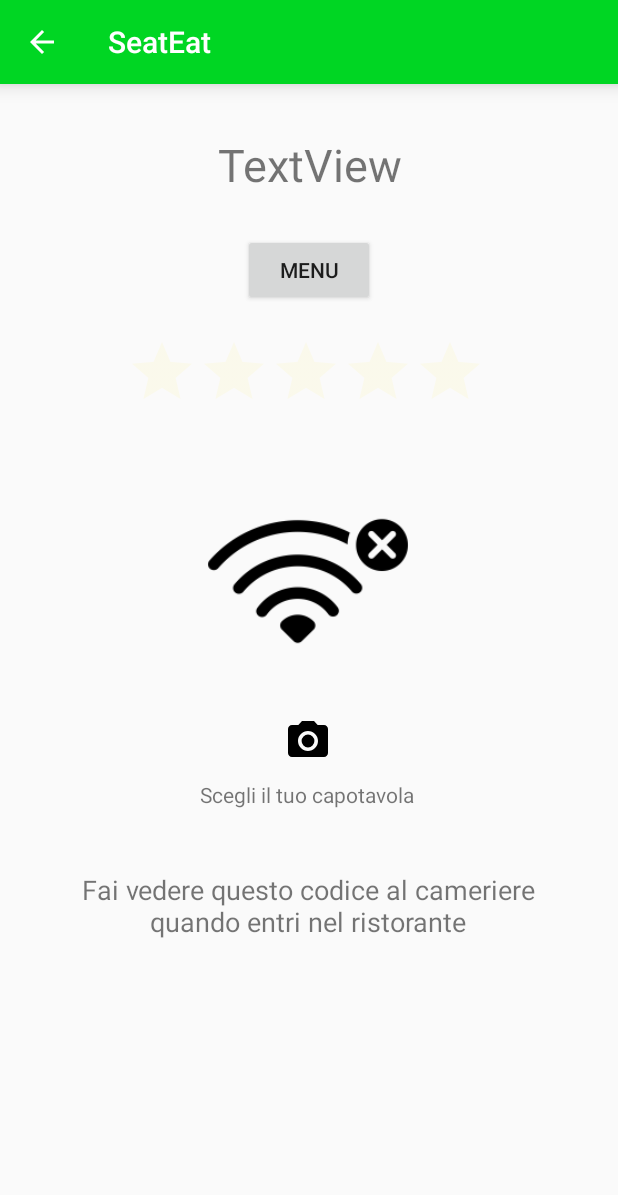
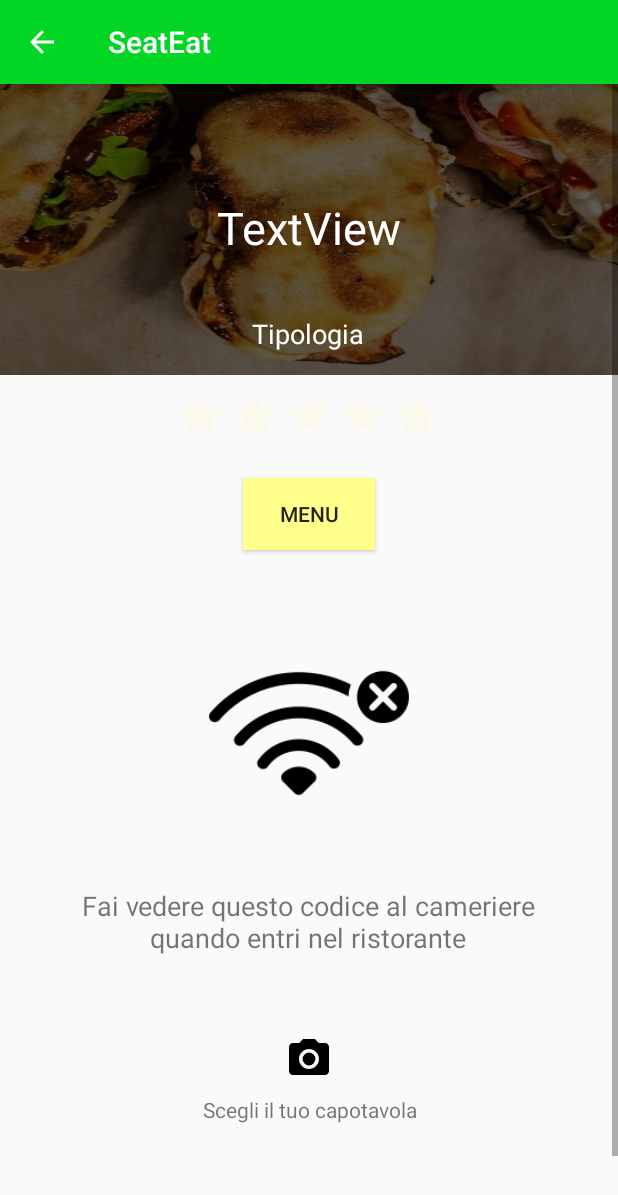
Before and after one commit to kimbbo96/SeatEat, an Android app: the res_detail screen opened directly, with no data from a screen before it, on a phone screen of 412 x 824 dp. Shown: the top 1195 px of the screen. Run offline under Robolectric (Android 15) with nearby library versions, the phone set to English and light mode, and no system bars; pictures from the network do not load; 6 statements that could not run were skipped.

Commit message:
improved restaurant detail view

```diff
--- a/app/build.gradle
+++ b/app/build.gradle
@@ -35,4 +35,6 @@ dependencies {
     implementation 'com.github.bumptech.glide:glide:4.9.0'
     annotationProcessor 'com.github.bumptech.glide:compiler:4.9.0'
     implementation 'org.json:json:20090211'
+    implementation 'android.arch.navigation:navigation-fragment:1.0.0'
+    implementation 'android.arch.navigation:navigation-ui:1.0.0'
 }
--- a/app/src/main/java/com/example/myapplication/res_detail.java
+++ b/app/src/main/java/com/example/myapplication/res_detail.java
@@ -16,6 +16,8 @@ import com.bumptech.glide.RequestBuilder;
 import com.bumptech.glide.signature.ObjectKey;
 import com.example.myapplication.db_obj.Restaurant;
 
+import java.lang.reflect.Field;
+
 public class res_detail extends AppCompatActivity {
 
     @Override
@@ -29,18 +31,23 @@ public class res_detail extends AppCompatActivity {
         final Restaurant rist = (Restaurant) getIntent().getSerializableExtra("Restaurant");
         System.out.println(rist.getRESTAURANT_TITLE());
         TextView nome_res = findViewById(R.id.res_name);
+        nome_res.setText(rist.getRESTAURANT_TITLE());
 
-        Button button = findViewById(R.id.menu_button);
-         button.setOnClickListener(new View.OnClickListener() {
-             public void onClick(View v) {
-                 System.out.println("hai clikkato MENU");
-                 Intent intent = new Intent(res_detail.this,food_rest.class);
-                 intent.putExtra("Restaurant",rist); // passo l'oggetto ristornate
-                 startActivity(intent);
-             }
-         });
+        TextView tipo_res = findViewById(R.id.res_type);
+        tipo_res.setText(rist.getRESTAURANT_TYPOLOGY());
 
-        nome_res.setText(rist.getRESTAURANT_TITLE());
+        ImageView copertina = findViewById(R.id.copertina);
+        String imgName = rist.getRESTAURANT_IMAGE();
+        int id = -1;
+        try {
+            Class res = R.drawable.class;
+            Field field = res.getField(imgName);
+            id = field.getInt(null);
+        }
+        catch (Exception e) {
+            System.out.println("Restaurant image not found: " + imgName + ", " + id + "\n" + e);
+        }
+        copertina.setBackground(getDrawable(id));
 
         ImageView qrImg = findViewById(R.id.imageView3);
         RequestBuilder<Drawable> error = Glide.with(this).load(R.drawable.no_internet);
@@ -51,5 +58,15 @@ public class res_detail extends AppCompatActivity {
         RatingBar ratingBar = findViewById(R.id.ratingBar2);
         ratingBar.setEnabled(false);
         ratingBar.setRating(rist.getRESTAURANT_RATING());
+
+        Button button = findViewById(R.id.menu_button);
+        button.setOnClickListener(new View.OnClickListener() {
+            public void onClick(View v) {
+                System.out.println("hai clikkato MENU");
+                Intent intent = new Intent(res_detail.this,food_rest.class);
+                intent.putExtra("Restaurant",rist); // passo l'oggetto ristornate
+                startActivity(intent);
+            }
+        });
     }
 }
--- a/app/src/main/res/layout/activity_main.xml
+++ b/app/src/main/res/layout/activity_main.xml
@@ -6,7 +6,6 @@
     android:layout_height="match_parent"
     android:background="@color/colorAccent"
     tools:context=".MainActivity">
-
 
     <ImageView
         android:id="@+id/imageView"
--- a/app/src/main/res/layout/activity_res_detail.xml
+++ b/app/src/main/res/layout/activity_res_detail.xml
@@ -4,65 +4,102 @@
     xmlns:tools="http://schemas.android.com/tools"
     android:layout_width="match_parent"
     android:layout_height="match_parent"
-    tools:context=".res_detail">
+    tools:context=".res_detail" >
 
     <include
         layout="@layout/app_bar"
         tools:layout_editor_absoluteX="24dp"
         tools:layout_editor_absoluteY="3dp" />
 
+
+    <ScrollView
+        android:layout_width="match_parent"
+        android:layout_height="match_parent"
+        android:scrollbars="vertical"
+        android:fadeScrollbars="false" >
+
+        <LinearLayout
+            android:layout_width="match_parent"
+            android:layout_height="wrap_content"
+            android:gravity="center_horizontal"
+            android:orientation="vertical">
+
+            <ImageView
+                android:id="@+id/copertina"
+                android:layout_width="match_parent"
+                android:layout_height="250dp"
+                android:layout_marginTop="0dp"
+                android:paddingTop="0dp"
+                android:scaleType="centerCrop"
+                android:background="@drawable/panizzeri_logo"
+                android:src="@drawable/transparent_black" />
+
             <TextView
                 android:id="@+id/res_name"
                 android:layout_width="199dp"
-        android:layout_height="67dp"
-        android:layout_marginStart="96dp"
-        android:layout_marginLeft="96dp"
-        android:layout_marginTop="76dp"
-        android:layout_marginEnd="96dp"
-        android:layout_marginRight="96dp"
+                android:layout_height="84dp"
+                android:layout_marginStart="32dp"
+                android:layout_marginTop="-140dp"
+                android:layout_marginEnd="32dp"
                 android:gravity="center"
+                android:paddingVertical="8dp"
                 android:text="TextView"
                 android:textSize="30sp"
                 app:layout_constraintEnd_toEndOf="parent"
                 app:layout_constraintStart_toStartOf="parent"
-        app:layout_constraintTop_toTopOf="parent" />
+                app:layout_constraintTop_toTopOf="parent"
+                android:textColor="@android:color/white"/>
+
+            <TextView
+                android:id="@+id/res_type"
+                android:layout_width="363dp"
+                android:layout_height="wrap_content"
+                android:layout_marginStart="32dp"
+                android:layout_marginTop="16dp"
+                android:layout_marginEnd="32dp"
+                android:gravity="center"
+                android:text="Tipologia"
+                android:textSize="18sp"
+                app:layout_constraintStart_toStartOf="parent"
+                app:layout_constraintTop_toTopOf="parent"
+                android:textColor="@android:color/white" />
 
             <RatingBar
                 android:id="@+id/ratingBar2"
-        android:layout_width="243dp"
-        android:layout_height="49dp"
-        android:layout_marginStart="84dp"
-        android:layout_marginLeft="84dp"
-        android:layout_marginTop="224dp"
+                style="?android:attr/ratingBarStyleIndicator"
+                android:layout_width="wrap_content"
+                android:layout_height="wrap_content"
+                android:layout_marginStart="32dp"
+                android:layout_marginTop="24dp"
+                android:layout_marginEnd="32dp"
+                android:numStars="5"
                 android:saveEnabled="false"
+                android:stepSize="0.5"
+                android:theme="@style/RatingBar"
+                app:layout_constraintStart_toStartOf="parent"
+                app:layout_constraintTop_toTopOf="parent" />
+
+            <Button
+                android:id="@+id/menu_button"
+                android:layout_width="wrap_content"
+                android:layout_height="wrap_content"
+                android:layout_marginStart="32dp"
+                android:layout_marginTop="24dp"
+                android:layout_marginEnd="32dp"
+                android:text="Menu"
+                app:layout_constraintEnd_toEndOf="parent"
                 app:layout_constraintStart_toStartOf="parent"
                 app:layout_constraintTop_toTopOf="parent"
-        android:numStars="5"
-        android:stepSize="0.5"
-        android:theme="@style/RatingBar" />
+                android:background="@color/colorAccentLight"/>
 
             <ImageView
                 android:id="@+id/imageView3"
                 android:layout_width="148dp"
                 android:layout_height="148dp"
-        android:layout_marginStart="131dp"
-        android:layout_marginLeft="131dp"
-        android:layout_marginTop="313dp"
-        app:layout_constraintStart_toStartOf="parent"
-        app:layout_constraintTop_toTopOf="parent"
-        android:src="@drawable/loading"/>
-
-    <Button
-        android:id="@+id/menu_button"
-        android:layout_width="wrap_content"
-        android:layout_height="wrap_content"
-        android:layout_marginStart="161dp"
-        android:layout_marginLeft="161dp"
-        android:layout_marginTop="156dp"
-        android:layout_marginEnd="162dp"
-        android:layout_marginRight="162dp"
-        android:text="Menu"
-        app:layout_constraintEnd_toEndOf="parent"
+                android:layout_marginStart="32dp"
+                android:layout_marginTop="48dp"
+                android:layout_marginEnd="32dp"
+                android:src="@drawable/loading"
                 app:layout_constraintStart_toStartOf="parent"
                 app:layout_constraintTop_toTopOf="parent" />
 
@@ -70,9 +107,9 @@
                 android:id="@+id/textView4"
                 android:layout_width="363dp"
                 android:layout_height="55dp"
-        android:layout_marginStart="24dp"
-        android:layout_marginLeft="24dp"
-        android:layout_marginTop="576dp"
+                android:layout_marginStart="32dp"
+                android:layout_marginTop="24dp"
+                android:layout_marginEnd="32dp"
                 android:gravity="center"
                 android:text="Fai vedere questo codice al cameriere quando entri nel ristorante"
                 android:textSize="18sp"
@@ -83,9 +120,10 @@
                 android:id="@+id/imageView5"
                 android:layout_width="36dp"
                 android:layout_height="32dp"
-        android:layout_marginStart="187dp"
-        android:layout_marginLeft="187dp"
-        android:layout_marginTop="478dp"
+                android:layout_marginStart="32dp"
+                android:layout_marginTop="48dp"
+                android:layout_marginEnd="32dp"
+
                 app:layout_constraintStart_toStartOf="parent"
                 app:layout_constraintTop_toTopOf="parent"
                 app:srcCompat="@drawable/ic_menu_camera" />
@@ -94,15 +132,14 @@
                 android:id="@+id/textView7"
                 android:layout_width="wrap_content"
                 android:layout_height="wrap_content"
-        android:layout_marginStart="128dp"
-        android:layout_marginLeft="128dp"
-        android:layout_marginTop="520dp"
-        android:layout_marginEnd="136dp"
-        android:layout_marginRight="136dp"
-        android:text="Scegli il tuo capotavola"
-        app:layout_constraintEnd_toEndOf="parent"
-        app:layout_constraintHorizontal_bias="1.0"
-        app:layout_constraintStart_toStartOf="parent"
-        app:layout_constraintTop_toTopOf="parent" />
+                android:layout_marginStart="32dp"
+                android:layout_marginTop="8dp"
+                android:layout_marginBottom="76dp"
+                android:layout_marginEnd="32dp"
+                android:gravity="center"
+                android:text="Scegli il tuo capotavola" />
+
+        </LinearLayout>
+    </ScrollView>
 
 </android.support.constraint.ConstraintLayout>
--- a/app/src/main/res/layout/activity_scrolling_restaurant.xml
+++ b/app/src/main/res/layout/activity_scrolling_restaurant.xml
@@ -27,7 +27,6 @@
             android:layout_marginLeft="8dp"
             android:layout_marginTop="8dp"
             android:layout_marginRight="8dp" />
-
 
         <LinearLayout
             android:layout_width="246dp"
```
Also changed, not shown: app/src/main/res/drawable/transparent_black.png (added). Lines whose indentation alone changed are shown as unchanged.
